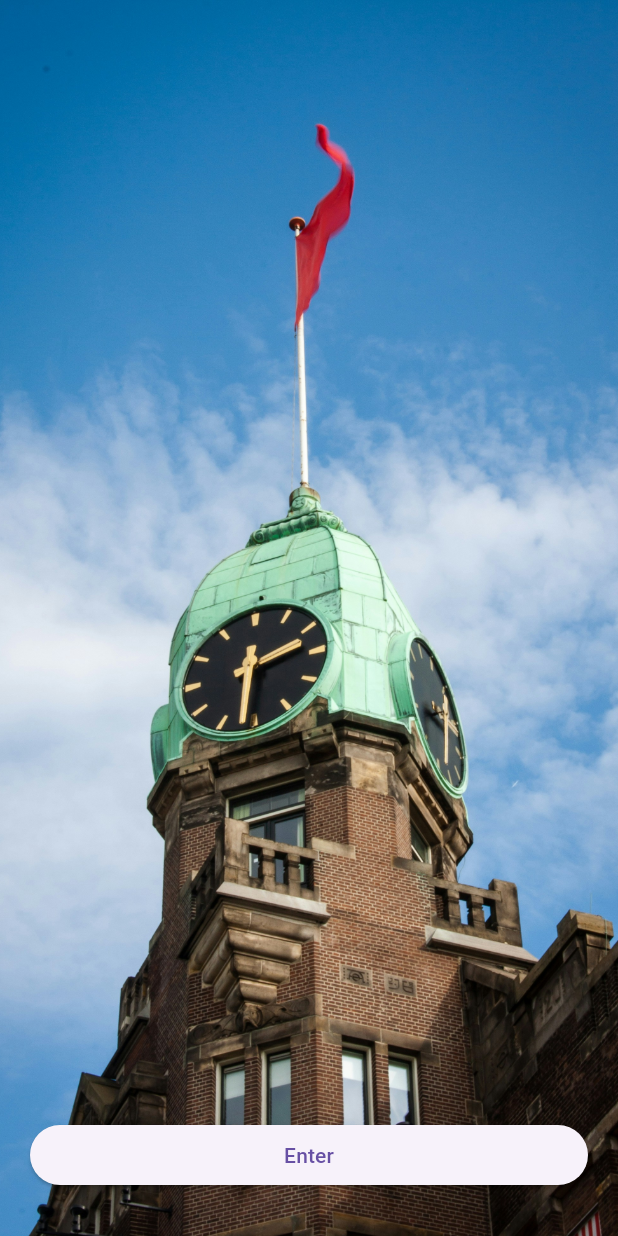
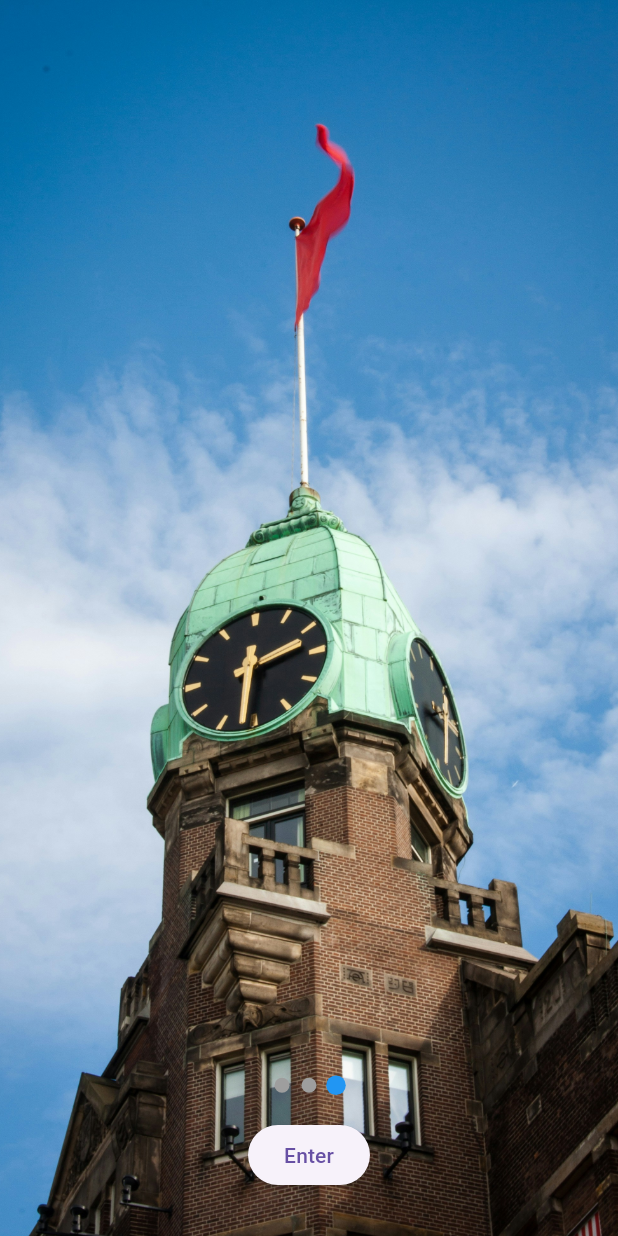
Before and after one commit to QuincyConstantine/c_charter, a Flutter app: the screen it shows after launch, swiped to page 3, on a phone screen of 412 x 824 dp. Run offline on Flutter 3.47's test engine with Material 3 defaults, Android fonts, the phone set to English and light mode, and no system bars; drawn by our look-alikes of smooth_page_indicator; our stand-ins replace shared_preferences; missing offline and left inert: syncfusion_flutter_pdfviewer.

Commit message:
"slider indicator added"

```diff
--- a/lib/slider_screen.dart
+++ b/lib/slider_screen.dart
@@ -1,5 +1,6 @@
 import 'package:flutter/material.dart';
 import 'package:shared_preferences/shared_preferences.dart';
+import 'package:smooth_page_indicator/smooth_page_indicator.dart';
 
 class SliderScreen extends StatefulWidget {
   @override
@@ -36,7 +37,20 @@ class _SliderScreenState extends State<SliderScreen> {
             bottom: 30,
             left: 20,
             right: 20,
-            child: _currentPage == _images.length - 1
+            child: Column(
+              children: [
+                SmoothPageIndicator(
+                  controller: _pageController,
+                  count: _images.length,
+                  effect: ScrollingDotsEffect(
+                    activeDotColor: Colors.blue,
+                    dotColor: Colors.grey,
+                    dotHeight: 10,
+                    dotWidth: 10,
+                  ),
+                ),
+                SizedBox(height: 16),
+                _currentPage == _images.length - 1
                     ? ElevatedButton(
                   onPressed: () async {
                     SharedPreferences prefs = await SharedPreferences.getInstance();
@@ -46,6 +60,8 @@ class _SliderScreenState extends State<SliderScreen> {
                   child: Text('Enter'),
                 )
                     : SizedBox.shrink(),
+              ],
+            ),
           ),
         ],
       ),
--- a/pubspec.yaml
+++ b/pubspec.yaml
@@ -1,4 +1,4 @@
-name: sc_prototype
+name: citizens_charter
 description: "A new Flutter project."
 # The following line prevents the package from being accidentally published to
 # pub.dev using `flutter pub publish`. This is preferred for private packages.
@@ -39,6 +39,7 @@ dependencies:
   auto_size_text: ^3.0.0
   cupertino_icons: ^1.0.6
   shared_preferences: ^2.0.8
+  smooth_page_indicator: ^1.1.0
 
 dev_dependencies:
   flutter_test:
```
Also changed, not shown: pubspec.lock, 1 other file. Lines whose indentation alone changed are shown as unchanged.
